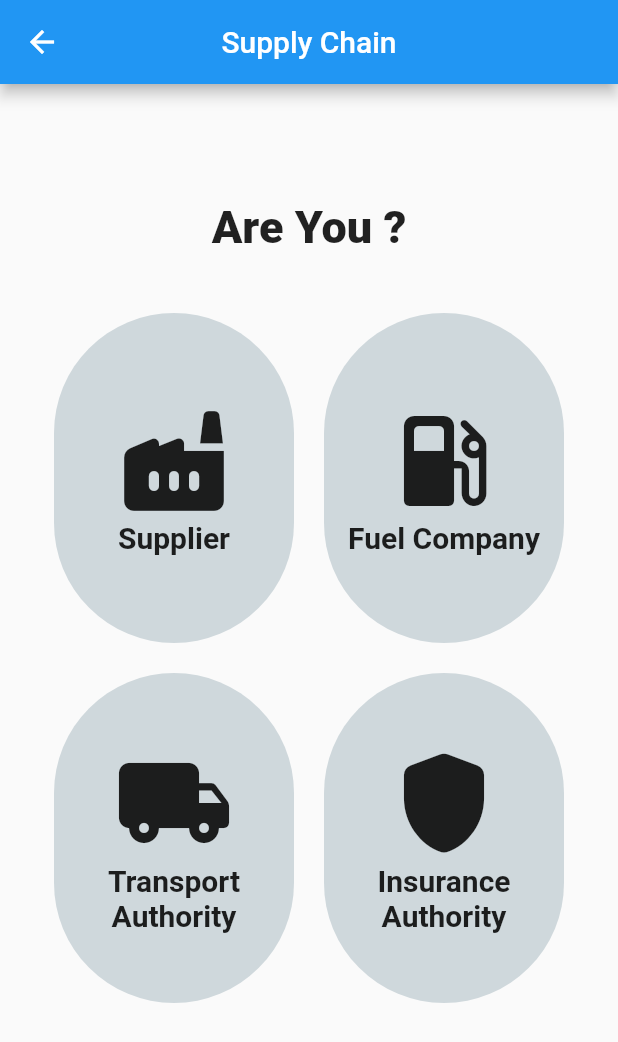
After one commit to onkardighe/BioZen, a Flutter app: the ProfileChooserPage screen opened by its route, on a phone screen of 412 x 824 dp. The commit adds this screen. Shown: the top 1042 px of the screen. Run offline on Flutter 3.47's test engine with Material 2 defaults, Android fonts, the phone set to English and light mode, and no system bars; network calls fail.

Commit message:
OTPPage & ProfileSelector UI added 📦 🏭 🚚   🛡

```diff
--- /dev/null
+++ b/supplychain/lib/ProfileChooserPage.dart
@@ -0,0 +1,185 @@
+import 'package:flutter/material.dart';
+
+class ProfileChooserPage extends StatefulWidget {
+  _ProfileChooserPageState createState() => _ProfileChooserPageState();
+}
+
+class _ProfileChooserPageState extends State<ProfileChooserPage> {
+  double _cardHeight = 220, _cardWidth = 160;
+
+  @override
+  Widget build(BuildContext context) {
+    return Scaffold(
+        appBar: AppBar(
+          centerTitle: true,
+          title: const Text(
+            "Supply Chain",
+          ),
+        ),
+        body: Center(
+          child: Container(
+            child: Flexible(
+              child: Column(
+                children: [
+                  Spacer(),
+                  Text(
+                    "Are You ?",
+                    style: TextStyle(fontWeight: FontWeight.w900, fontSize: 30),
+                  ),
+                  SizedBox(
+                    height: 40,
+                  ),
+                  Row(
+                    mainAxisAlignment: MainAxisAlignment.center,
+                    children: [
+                      SizedBox.fromSize(
+                        size: Size(_cardWidth, _cardHeight), // button width and height
+                        child: ClipRRect(
+                          borderRadius: BorderRadius.circular(90),
+                          child: Material(
+                            color: Colors.blueGrey.shade100, // button color
+                            child: InkWell(
+                              splashColor: Colors.blue, // splash color
+                              onTap: () {}, // button pressed
+                              child: Column(
+                                mainAxisAlignment: MainAxisAlignment.center,
+                                children: const <Widget>[
+                                  Spacer(),
+                                  Icon(
+                                    Icons.factory_rounded,
+                                    size: 80,
+                                  ),
+                                  // Spacer(),
+                                  Text(
+                                    "Supplier",
+                                    style: TextStyle(
+                                        fontSize: 20,
+                                        fontWeight: FontWeight.bold),
+                                  ),
+                                  Spacer()
+                                ],
+                              ),
+                            ),
+                          ),
+                        ),
+                      ),
+                      SizedBox(width: 20),
+                      SizedBox.fromSize(
+                        size: Size(_cardWidth, _cardHeight), // button width and height
+                        child: ClipRRect(
+                          borderRadius: BorderRadius.circular(90),
+                          child: Material(
+                            color: Colors.blueGrey.shade100, // button color
+                            child: InkWell(
+                              splashColor: Colors.blue, // splash color
+                              onTap: () {}, // button pressed
+                              child: Column(
+                                mainAxisAlignment: MainAxisAlignment.center,
+                                children: const <Widget>[
+                                  Spacer(),
+                                  Icon(
+                                    Icons.local_gas_station_rounded,
+                                    size: 80,
+                                  ),
+                                  // Spacer(),
+                                  Text(
+                                    "Fuel Company",
+                                    textAlign: TextAlign.center,
+                                    softWrap: true,
+                                    style: TextStyle(
+                                        fontSize: 20,
+                                        fontWeight: FontWeight.bold),
+                                  ),
+                                  Spacer()
+                                ],
+                              ),
+                            ),
+                          ),
+                        ),
+                      ),
+                    ],
+                  ),
+                  SizedBox(height: 20),
+                  Row(
+                    mainAxisAlignment: MainAxisAlignment.center,
+                    children: [
+                      SizedBox.fromSize(
+                        size: Size(_cardWidth, _cardHeight), // button width and height
+                        child: ClipRRect(
+                          borderRadius: BorderRadius.circular(90),
+                          child: Material(
+                            color: Colors.blueGrey.shade100, // button color
+                            child: InkWell(
+                              splashColor: Colors.blue, // splash color
+                              onTap: () {}, // button pressed
+                              child: Column(
+                                mainAxisAlignment: MainAxisAlignment.center,
+                                children: const <Widget>[
+                                  Spacer(),
+                                  Icon(
+                                    Icons.local_shipping_rounded,
+                                    size: 80,
+                                  ),
+                                  // Spacer(),
+                                  Text(
+                                    "Transport Authority",
+                                    textAlign: TextAlign.center,
+                                    softWrap: true,
+                                    style: TextStyle(
+                                        fontSize: 20,
+                                        fontWeight: FontWeight.bold),
+                                  ),
+                                  Spacer()
+                                ],
+                              ),
+                            ),
+                          ),
+                        ),
+                      ),
+                      SizedBox(width: 20),
+                      SizedBox.fromSize(
+                        size: Size(_cardWidth, _cardHeight), // button width and height
+                        child: ClipRRect(
+                          borderRadius: BorderRadius.circular(90),
+                          child: Material(
+                            color: Colors.blueGrey.shade100, // button color
+                            child: InkWell(
+                              splashColor: Colors.blue, // splash color
+                              onTap: () {}, // button pressed
+                              child: Column(
+                                mainAxisAlignment: MainAxisAlignment.center,
+                                children: const <Widget>[
+                                  Spacer(),
+                                  Icon(
+                                    Icons.shield_rounded,
+                                    size: 80,
+                                  ),
+                                  // Spacer(),
+                                  Text(
+                                    "Insurance Authority",
+                                    textAlign: TextAlign.center,
+                                    softWrap: true,
+                                    style: TextStyle(
+                                        fontSize: 20,
+                                        fontWeight: FontWeight.bold),
+                                  ),
+                                  Spacer()
+                                ],
+                              ),
+                            ),
+                          ),
+                        ),
+                      ),
+                    ],
+                  ),
+                  Spacer(),
+                  Spacer()
+                ],
+              ),
+            ),
+          ),
+        ));
+  }
+
+  void _buttonPressed() {}
+}
--- a/supplychain/lib/main.dart
+++ b/supplychain/lib/main.dart
@@ -1,6 +1,8 @@
-import 'package:flutter/material.dart';
+import 'package:flutter/material.dart' show MaterialApp, runApp;
 import 'package:supplychain/SignUpPage.dart';
 import 'package:supplychain/LogInPage.dart';
+import 'package:supplychain/OtpVerifyPage.dart';
+import 'package:supplychain/ProfileChooserPage.dart';
 
 void main() {
   runApp(MaterialApp(
@@ -9,6 +11,8 @@ void main() {
     routes: {
       "/LoginPage": (context) => LogInPage(),
       "/SignUpPage": (context) => SignUpPage(),
+      "/OtpVerifyPage": (context) => OtpVerifyPage(),
+      "/ProfileChooserPage": (context) => ProfileChooserPage(),
     },
   ));
 }
```
Also changed, not shown: supplychain/lib/OtpVerifyPage.dart (added, +144 -0 lines), supplychain/lib/SignUpPage.dart (+13 -5 lines), 2 other files.
